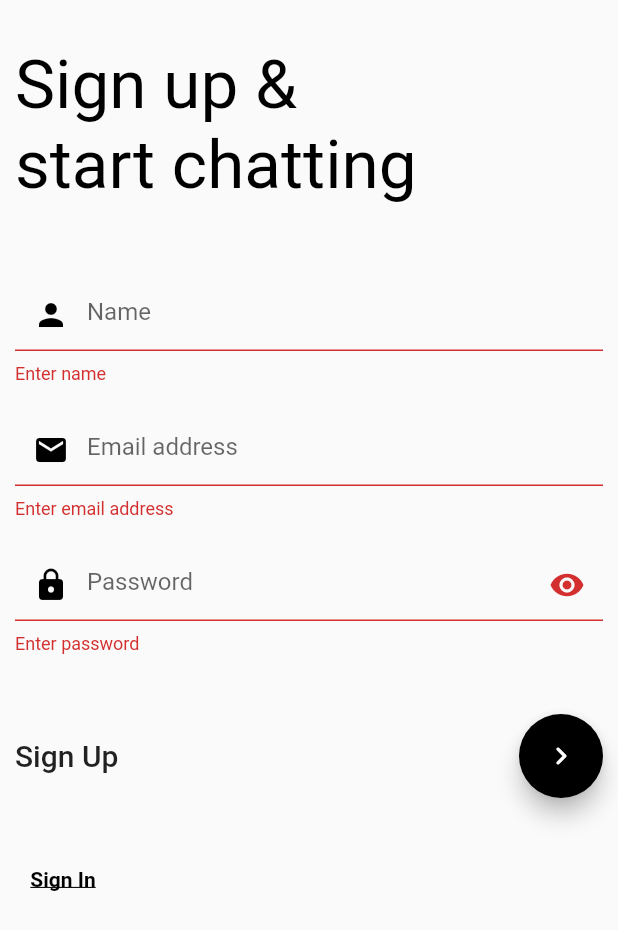
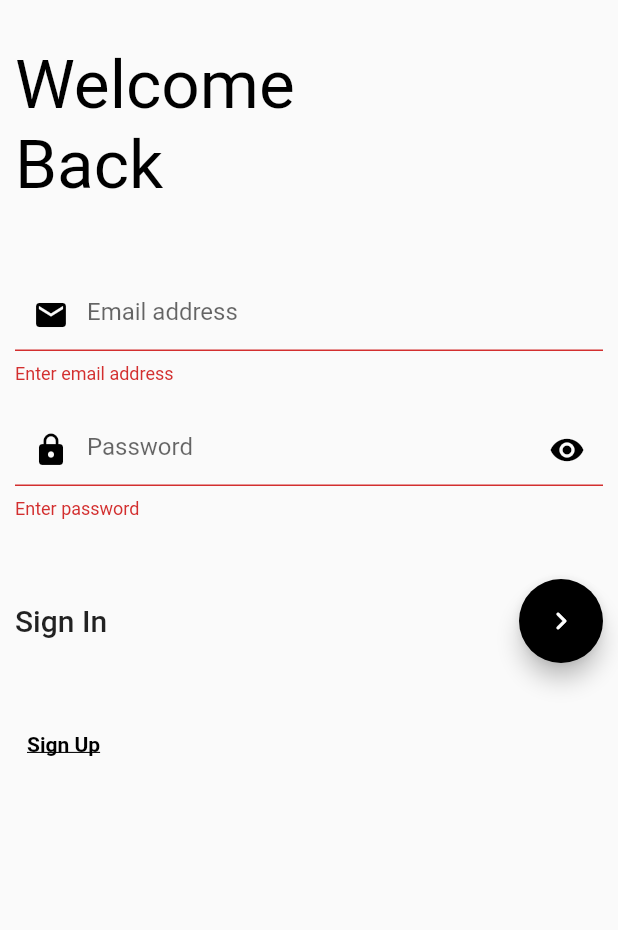
Before and after one commit to divyang-mobio/chat_app, a Flutter app: the screen it shows after launch, after a tap on the "navigate next" icon, on a phone screen of 412 x 824 dp. Shown: the top 930 px of the screen. Run offline on Flutter 3.47's test engine with Material 2 defaults, Android fonts, the phone set to English and light mode, and no system bars; our stand-ins replace bloc, email_validator, firebase_auth, firebase_core, flutter_bloc; accounts and stored records are empty.

Commit message:
sign-in page complete

```diff
--- a/lib/main.dart
+++ b/lib/main.dart
@@ -1,9 +1,5 @@
-import 'package:firebase_auth/firebase_auth.dart';
+import 'package:chat_app/utils/bloc_class.dart';
 import 'package:firebase_core/firebase_core.dart';
-import 'package:flutter_bloc/flutter_bloc.dart';
-import 'controllers/login_Bloc/login_bloc.dart';
-import 'resources/resource.dart';
-import 'utils/routes.dart';
 import 'package:flutter/material.dart';
 
 void main() async {
@@ -17,28 +13,6 @@ class MyApp extends StatelessWidget {
 
   @override
   Widget build(BuildContext context) {
-    return MultiRepositoryProvider(
-      providers: [
-        RepositoryProvider<FirebaseAuth>(
-            create: (context) => FirebaseAuth.instance),
-      ],
-      child: MultiBlocProvider(
-        providers: [
-          BlocProvider<LoginBloc>(
-              create: (context) => LoginBloc(
-                  auth: RepositoryProvider.of<FirebaseAuth>(context))),
-        ],
-        child: MaterialApp(
-            title: 'chat app',
-            debugShowCheckedModeBanner: false,
-            theme: ThemeData(
-                textSelectionTheme:
-                    const TextSelectionThemeData(selectionHandleColor: Colors.black),
-                primarySwatch: Colors.grey,
-                appBarTheme: const AppBarTheme(centerTitle: true)),
-            onGenerateRoute: RouteGenerator.generateRoute,
-            initialRoute: RoutesName().registrationRoute),
-      ),
-    );
+    return const RepositoryClass();
   }
 }
--- a/lib/resources/icons_resources.dart
+++ b/lib/resources/icons_resources.dart
@@ -7,4 +7,5 @@ class IconResources {
   final passSuffixShow = Icons.remove_red_eye;
   final passSuffixUnShow = Icons.remove_red_eye_outlined;
   final signUpSignInSubmitIcon = Icons.navigate_next_rounded;
+  final logout = Icons.logout;
 }
--- a/lib/resources/list_resources.dart
+++ b/lib/resources/list_resources.dart
@@ -4,11 +4,9 @@ class ListResources {
   List<PopupMenuItemModel> getPopUpData(context) {
     List<PopupMenuItemModel> data = [
       PopupMenuItemModel(
-          title: 'Logout',
-          iconData: Icons.logout,
-          onPressed: () {
-            BlocProvider.of<LoginBloc>(context).add(LogOut());
-          })
+          title: TextResources().logout,
+          iconData: IconResources().logout,
+          onPressed: () => BlocProvider.of<LoginBloc>(context).add(LogOut()))
     ];
 
     return data;
--- a/lib/resources/resource.dart
+++ b/lib/resources/resource.dart
@@ -1,4 +1,4 @@
-import 'package:chat_app/models/popup_menu_item_model.dart';
+import '../models/popup_menu_item_model.dart';
 import 'package:flutter/material.dart';
 import 'package:flutter_bloc/flutter_bloc.dart';
 
--- a/lib/resources/text_resources.dart
+++ b/lib/resources/text_resources.dart
@@ -5,21 +5,28 @@ class AppTitle {
 }
 
 class RoutesName {
-  final String registrationRoute = '/';
+  final String redirectRoute = '/';
+  final String registrationRoute = '/signUp';
+  final String signInRoute = '/signIn';
 }
 
 class TextResources {
   final String signUpTile = '''Sign up &
 start chatting''';
+  final String signInTile = '''Welcome
+Back''';
   final String passHintText = 'Password';
   final String nameHintText = 'Name';
   final String emailHintText = 'Email address';
   final String signUpString = 'Sign Up';
-  final String signInButton = 'Sign In';
+  final String signInString = 'Sign In';
+  final String signInTextButton = 'Sign In';
+  final String signUpTextButton = 'Sign Up';
   final String nameEmptyValidation = 'Enter name';
   final String emailEmptyValidation = 'Enter email address';
   final String passEmptyValidation = 'Enter password';
   final String passInValidValidation = 'Enter min 3 characters';
   final String nameInValidValidation = 'Enter min 8 characters';
   final String emailInValidValidation = 'Enter a valid email address';
+  final String logout = 'Logout';
 }
--- a/lib/screens/main_screen.dart
+++ b/lib/screens/main_screen.dart
@@ -1,6 +1,6 @@
 import 'package:chat_app/controllers/login_Bloc/login_bloc.dart';
 import 'package:chat_app/resources/resource.dart';
-import 'package:chat_app/screens/registration_screen.dart';
+import 'package:firebase_auth/firebase_auth.dart';
 import 'package:flutter/material.dart';
 import 'package:flutter_bloc/flutter_bloc.dart';
 
@@ -16,12 +16,7 @@ class _MainScreenState extends State<MainScreen> {
   Widget build(BuildContext context) {
     return BlocListener<LoginBloc, LoginState>(
       listener: (context, state) {
-        if (state is LogOutSuccess) {
-          Navigator.pushReplacement(
-              context,
-              MaterialPageRoute(
-                  builder: (context) => const RegistrationScreen()));
-        } else if (state is LoginError) {
+        if (state is LoginError) {
           ScaffoldMessenger.of(context)
               .showSnackBar(SnackBar(content: Text(state.error)));
         }
@@ -29,7 +24,10 @@ class _MainScreenState extends State<MainScreen> {
       child: Scaffold(
         appBar: AppBar(
             title: Text(AppTitle().mainScreen), actions: [popupMenuButton()]),
-        body: Container(),
+        body: Text((RepositoryProvider.of<FirebaseAuth>(context)
+                .currentUser
+                ?.displayName)
+            .toString()),
       ),
     );
   }
--- a/lib/screens/registration_screen.dart
+++ b/lib/screens/registration_screen.dart
@@ -28,7 +28,13 @@ class _RegistrationScreenState extends State<RegistrationScreen> {
 
   @override
   Widget build(BuildContext context) {
-    return Scaffold(
+    return BlocListener<LoginBloc, LoginState>(
+      listener: (context, state) {
+        if (state is LoginSuccess) {
+          Navigator.pop(context);
+        }
+      },
+      child: Scaffold(
         body: SafeArea(
           child: Padding(
             padding: const EdgeInsets.all(10.0),
@@ -43,7 +49,8 @@ class _RegistrationScreenState extends State<RegistrationScreen> {
                           style: Theme.of(context)
                               .textTheme
                               .headline3
-                          ?.copyWith(color: ColorResources().loginScreenTitle)),
+                              ?.copyWith(
+                                  color: ColorResources().loginScreenTitle)),
                       const SizedBox(height: 50),
                       CustomTextField(
                           controller: _nameController,
@@ -58,8 +65,7 @@ class _RegistrationScreenState extends State<RegistrationScreen> {
                               return TextResources().nameInValidValidation;
                             }
                             return null;
-                    },
-                  ),
+                          }),
                       const SizedBox(height: 20),
                       CustomTextField(
                           controller: _emailController,
@@ -76,8 +82,7 @@ class _RegistrationScreenState extends State<RegistrationScreen> {
                             } else {
                               return null;
                             }
-                    },
-                  ),
+                          }),
                       const SizedBox(height: 20),
                       CustomTextField(
                           controller: _passwordController,
@@ -93,8 +98,7 @@ class _RegistrationScreenState extends State<RegistrationScreen> {
                             } else {
                               return null;
                             }
-                    },
-                  ),
+                          }),
                       const SizedBox(height: 40),
                       commonSubmitButton(context, onPressed: () {
                         final isValidForm = formKey.currentState!.validate();
@@ -107,8 +111,10 @@ class _RegistrationScreenState extends State<RegistrationScreen> {
                       }, title: TextResources().signUpString),
                       const SizedBox(height: 30),
                       textButton(
-                      onPressed: () {}, title: TextResources().signInButton),
-                ],
+                          onPressed: () => Navigator.pushNamed(
+                              context, RoutesName().signInRoute),
+                          title: TextResources().signInTextButton),
+                    ]),
               ),
             ),
           ),
--- /dev/null
+++ b/lib/screens/signIn_screen.dart
@@ -0,0 +1,97 @@
+import 'package:email_validator/email_validator.dart';
+import 'package:flutter/material.dart';
+import 'package:flutter_bloc/flutter_bloc.dart';
+import '../controllers/login_Bloc/login_bloc.dart';
+import '../resources/resource.dart';
+import '../widgets/sign_up_sign_in_widget.dart';
+
+class SignInScreen extends StatefulWidget {
+  const SignInScreen({Key? key}) : super(key: key);
+
+  @override
+  State<SignInScreen> createState() => _SignInScreenState();
+}
+
+class _SignInScreenState extends State<SignInScreen> {
+  final TextEditingController _emailController = TextEditingController();
+  final TextEditingController _passwordController = TextEditingController();
+  final formKey = GlobalKey<FormState>();
+
+  @override
+  void dispose() {
+    _emailController.dispose();
+    _passwordController.dispose();
+    super.dispose();
+  }
+
+  @override
+  Widget build(BuildContext context) {
+    return Scaffold(
+      body: SafeArea(
+        child: Padding(
+          padding: const EdgeInsets.all(10.0),
+          child: Form(
+            key: formKey,
+            child: SingleChildScrollView(
+              child: Column(
+                  crossAxisAlignment: CrossAxisAlignment.start,
+                  children: [
+                    const SizedBox(height: 20),
+                    Text(TextResources().signInTile,
+                        style: Theme.of(context).textTheme.headline3?.copyWith(
+                            color: ColorResources().loginScreenTitle)),
+                    const SizedBox(height: 50),
+                    CustomTextField(
+                        controller: _emailController,
+                        hintName: TextResources().emailHintText,
+                        isPassword: false,
+                        iconData: IconResources().emailPrefixInLogin,
+                        textInputAction: TextInputAction.next,
+                        validator: (value) {
+                          if (value == '') {
+                            return TextResources().emailEmptyValidation;
+                          } else if (value != null &&
+                              !EmailValidator.validate(value)) {
+                            return TextResources().emailInValidValidation;
+                          } else {
+                            return null;
+                          }
+                        }),
+                    const SizedBox(height: 20),
+                    CustomTextField(
+                        controller: _passwordController,
+                        hintName: TextResources().passHintText,
+                        isPassword: true,
+                        iconData: IconResources().passPrefixInLogin,
+                        textInputAction: TextInputAction.go,
+                        validator: (value) {
+                          if (value == '') {
+                            return TextResources().passEmptyValidation;
+                          } else if (value != null && value.length < 8) {
+                            return TextResources().passInValidValidation;
+                          } else {
+                            return null;
+                          }
+                        }),
+                    const SizedBox(height: 40),
+                    commonSubmitButton(context, onPressed: () {
+                      final isValidForm = formKey.currentState!.validate();
+                      if (isValidForm) {
+                        BlocProvider.of<LoginBloc>(context).add(SignIn(
+                            email: _emailController.text,
+                            password: _passwordController.text));
+                      }
+                    }, title: TextResources().signInString),
+                    const SizedBox(height: 30),
+                    textButton(
+                        onPressed: () => Navigator.pushNamed(
+                            context, RoutesName().registrationRoute),
+                        title: TextResources().signUpTextButton),
+                  ]),
+            ),
+          ),
+        ),
+      ),
+    );
+  }
+}
--- /dev/null
+++ b/lib/utils/bloc_class.dart
@@ -0,0 +1,30 @@
+import 'package:firebase_auth/firebase_auth.dart';
+import 'package:flutter/material.dart';
+import 'package:flutter_bloc/flutter_bloc.dart';
+import '../controllers/login_Bloc/login_bloc.dart';
+import 'material_class.dart';
+
+class RepositoryClass extends StatelessWidget {
+  const RepositoryClass({Key? key}) : super(key: key);
+
+  @override
+  Widget build(BuildContext context) {
+    return MultiRepositoryProvider(providers: [
+      RepositoryProvider<FirebaseAuth>(
+          create: (context) => FirebaseAuth.instance),
+    ], child: const BlocClass());
+  }
+}
+
+class BlocClass extends StatelessWidget {
+  const BlocClass({Key? key}) : super(key: key);
+
+  @override
+  Widget build(BuildContext context) {
+    return MultiBlocProvider(providers: [
+      BlocProvider<LoginBloc>(
+          create: (context) =>
+              LoginBloc(auth: RepositoryProvider.of<FirebaseAuth>(context))),
+    ], child: const MaterialClass());
+  }
+}
--- /dev/null
+++ b/lib/utils/material_class.dart
@@ -0,0 +1,22 @@
+import 'routes.dart';
+import 'package:flutter/material.dart';
+
+import '../resources/resource.dart';
+
+class MaterialClass extends StatelessWidget {
+  const MaterialClass({Key? key}) : super(key: key);
+
+  @override
+  Widget build(BuildContext context) {
+    return MaterialApp(
+        title: 'chat app',
+        debugShowCheckedModeBanner: false,
+        theme: ThemeData(
+            textSelectionTheme: const TextSelectionThemeData(
+                selectionHandleColor: Colors.black),
+            primarySwatch: Colors.grey,
+            appBarTheme: const AppBarTheme(centerTitle: true)),
+        onGenerateRoute: RouteGenerator.generateRoute,
+        initialRoute: RoutesName().redirectRoute);
+  }
+}
--- /dev/null
+++ b/lib/utils/redirect_class.dart
@@ -0,0 +1,35 @@
+import '../screens/main_screen.dart';
+import '../screens/signIn_screen.dart';
+import 'package:firebase_auth/firebase_auth.dart';
+import 'package:flutter/material.dart';
+import 'package:flutter_bloc/flutter_bloc.dart';
+
+class RedirectClass extends StatefulWidget {
+  const RedirectClass({Key? key}) : super(key: key);
+
+  @override
+  State<RedirectClass> createState() => _RedirectClassState();
+}
+
+class _RedirectClassState extends State<RedirectClass> {
+
+  @override
+  Widget build(BuildContext context) {
+    return StreamBuilder(
+        stream: RepositoryProvider.of<FirebaseAuth>(context).authStateChanges(),
+        builder: (context, snapshot) {
+          if (snapshot.hasData) {
+            return const MainScreen();
+          } else if (snapshot.connectionState == ConnectionState.waiting) {
+            return const Scaffold(
+                body: Center(child: CircularProgressIndicator()));
+          } else if (snapshot.hasError) {
+            ScaffoldMessenger.of(context)
+                .showSnackBar(const SnackBar(content: Text("Error")));
+            return const SignInScreen();
+          } else {
+            return const SignInScreen();
+          }
+        });
+  }
+}
--- a/lib/utils/routes.dart
+++ b/lib/utils/routes.dart
@@ -1,3 +1,5 @@
+import '../screens/signIn_screen.dart';
+import 'redirect_class.dart';
 import 'package:flutter/material.dart';
 import '../screens/registration_screen.dart';
 
@@ -5,9 +7,15 @@ class RouteGenerator {
   static Route<dynamic> generateRoute(RouteSettings settings) {
     switch (settings.name) {
       case '/':
-        return MaterialPageRoute(builder: (context) => const RegistrationScreen());
+        return MaterialPageRoute(builder: (context) => const RedirectClass());
+      case '/signUp':
+        return MaterialPageRoute(
+            builder: (context) => const RegistrationScreen());
+      case '/signIn':
+        return MaterialPageRoute(builder: (context) => const SignInScreen());
       default:
-        return MaterialPageRoute(builder: (context) => const RegistrationScreen());
+        return MaterialPageRoute(
+            builder: (context) => const RegistrationScreen());
     }
   }
 }
--- a/lib/widgets/sign_up_sign_in_widget.dart
+++ b/lib/widgets/sign_up_sign_in_widget.dart
@@ -1,5 +1,4 @@
-import 'package:chat_app/resources/resource.dart';
-import 'package:chat_app/screens/main_screen.dart';
+import '../resources/resource.dart';
 import 'package:flutter/material.dart';
 import 'package:flutter_bloc/flutter_bloc.dart';
 import '../controllers/login_Bloc/login_bloc.dart';
@@ -56,9 +55,11 @@ class _CustomTextFieldState extends State<CustomTextField> {
           suffixIcon: widget.isPassword
               ? IconButton(
                   onPressed: () => showPassword(),
-                  icon: Icon(isVisible
-                      ? IconResources().passSuffixShow
-                      : IconResources().passSuffixUnShow))
+                  icon: Icon(
+                      isVisible
+                          ? IconResources().passSuffixShow
+                          : IconResources().passSuffixUnShow,
+                      color: ColorResources().textFieldSignInSignUpIconColor))
               : null),
     );
   }
@@ -85,10 +86,7 @@ Row commonSubmitButton(context,
       onPressed: onPressed,
       child: BlocConsumer<LoginBloc, LoginState>(
         listener: (context, state) {
-          if (state is LoginSuccess) {
-            Navigator.pushReplacement(context,
-                MaterialPageRoute(builder: (context) => const MainScreen()));
-          } else if (state is LoginError) {
+          if (state is LoginError) {
             ScaffoldMessenger.of(context)
                 .showSnackBar(SnackBar(content: Text(state.error)));
           }
```
Lines whose indentation alone changed are shown as unchanged.
